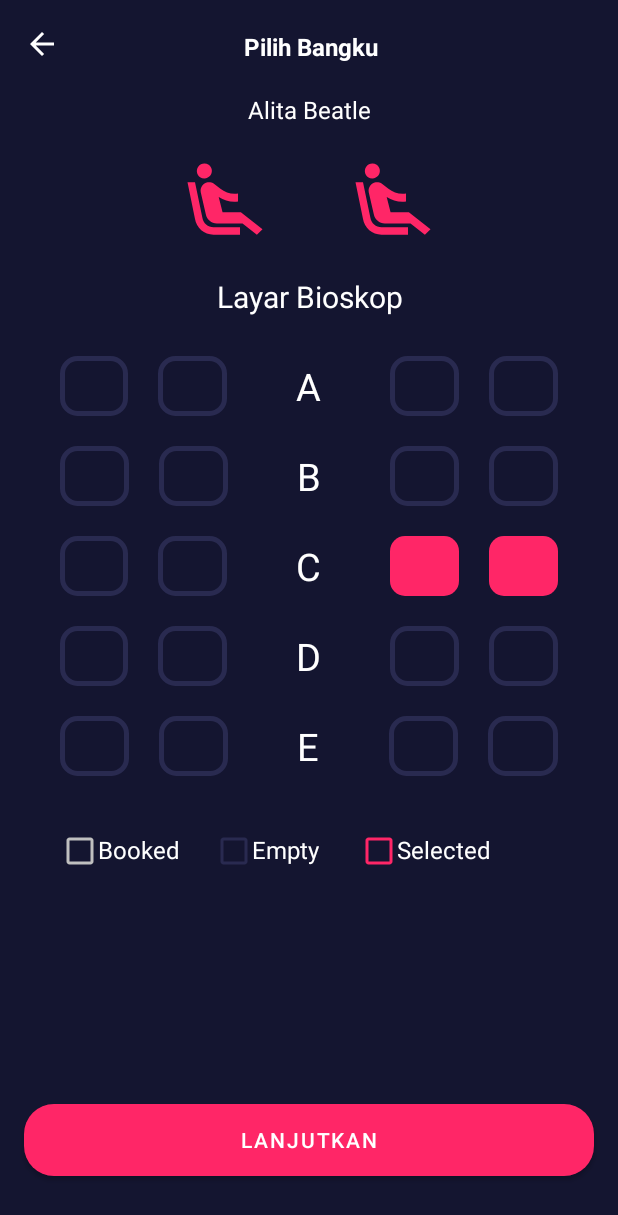
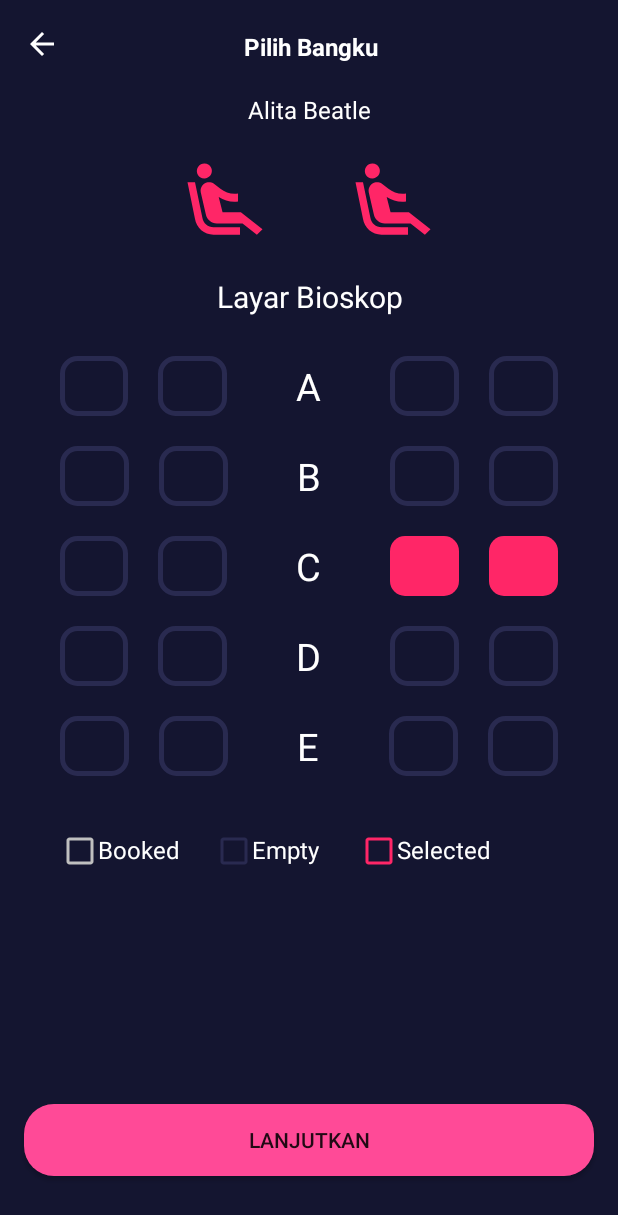
Before and after one commit to iqbal200/BWAMov, an Android app: the PilihBangkuActivity screen opened directly, with no data from a screen before it, on a phone screen of 412 x 824 dp. Shown: the top 1215 px of the screen. Run offline under Robolectric (Android 15) with nearby library versions, the phone set to English and light mode, and no system bars.

Commit message:
change themes MaterialComponents to AppCompat

```diff
--- a/app/src/main/res/values/themes.xml
+++ b/app/src/main/res/values/themes.xml
@@ -1,6 +1,6 @@
 <resources xmlns:tools="http://schemas.android.com/tools">
     <!-- Base application theme. -->
-    <style name="Theme.BWAMov" parent="Theme.MaterialComponents.DayNight.NoActionBar">
+    <style name="Theme.BWAMov" parent="Theme.AppCompat.DayNight.NoActionBar">
         <!-- Primary brand color. -->
         <item name="colorPrimary">@color/purple_500</item>
         <item name="colorPrimaryVariant">@color/colorBlue</item>
```
